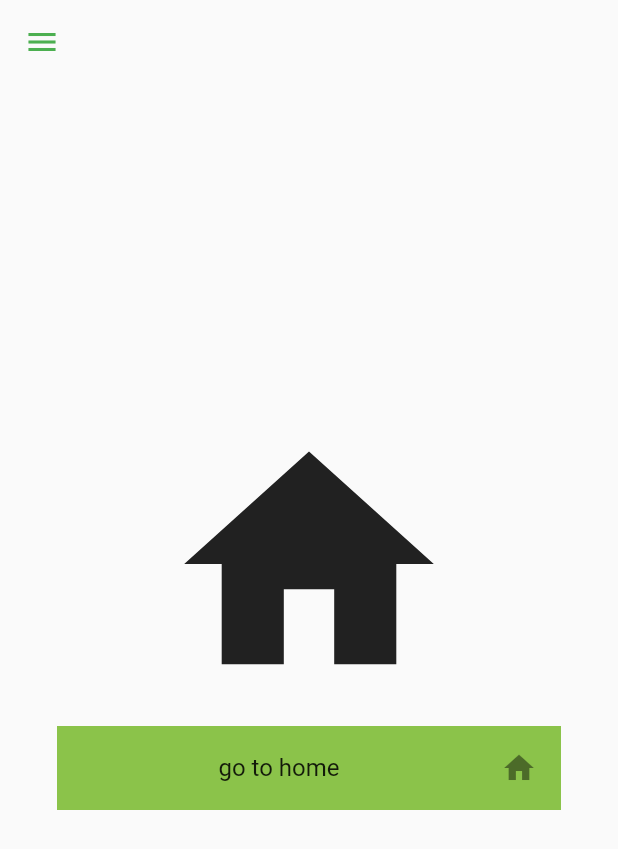
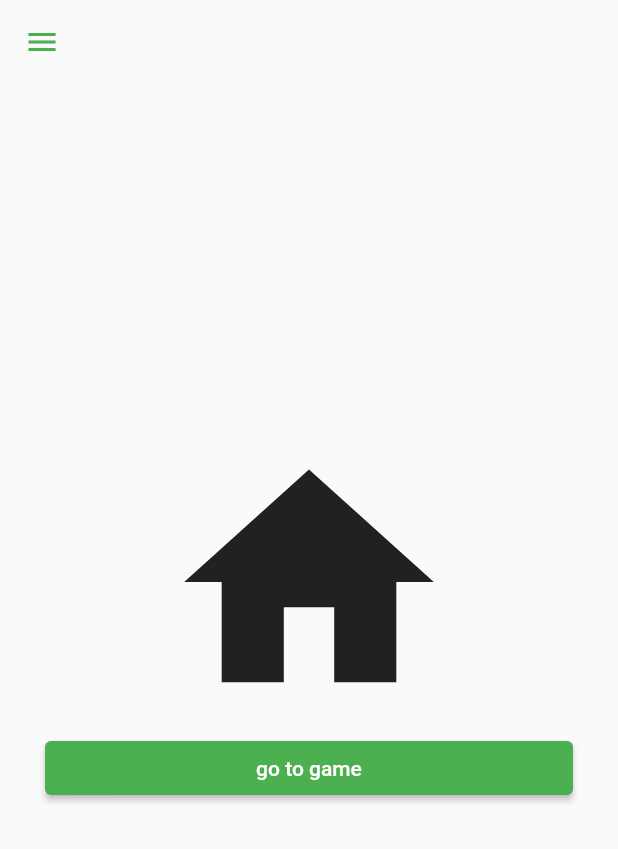
Before and after one commit to fnaoto/sample-flutter-game-with-flame, a Flutter app: the screen it shows after launch, on a phone screen of 412 x 824 dp. Shown: the top 849 px of the screen. Run offline on Flutter 3.47's test engine with Material 2 defaults, Android fonts, the phone set to English and light mode, and no system bars; our stand-ins replace flutter_riverpod, sqflite; missing offline and left inert: flame; accounts and stored records are empty.

Commit message:
Change game button from home button in home page.

```diff
--- a/lib/presentation/page/home.dart
+++ b/lib/presentation/page/home.dart
@@ -1,7 +1,7 @@
 import 'package:flutter/material.dart';
 import 'package:flutter_riverpod/flutter_riverpod.dart';
 import 'package:sample_flutter_game_with_flame/presentation/page/drawer.dart';
-import 'package:sample_flutter_game_with_flame/presentation/widget/drawer/go_to_home_button.dart';
+import 'package:sample_flutter_game_with_flame/presentation/widget/home/go_to_game_button.dart';
 
 class HomePage extends ConsumerWidget {
   const HomePage({Key? key}) : super(key: key);
@@ -22,7 +22,7 @@ class HomePage extends ConsumerWidget {
           padding: const EdgeInsets.all(30),
           children: <Widget>[
             const Icon(Icons.home, size: 200),
-            GoToHomeButton(),
+            GoToGameButton(),
           ],
         ),
       ),
```
Also changed, not shown: 1 other file.
